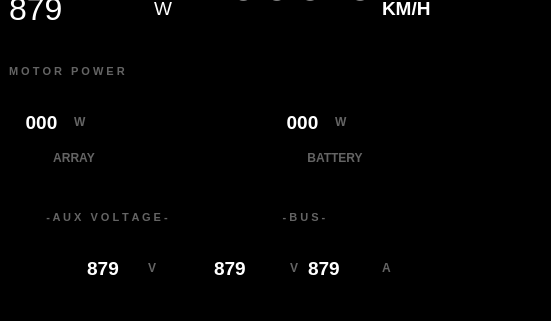
First picture: the form in src/ViewLayer/RaceModeDisplay/RaceModeDashboardUI.ui, repository UCSolarCarTeam/Epsilon-Dashboard, before the edit; both pictures show x 0 to 551 and y 159 to 480 of the 800 by 480 pixel window.
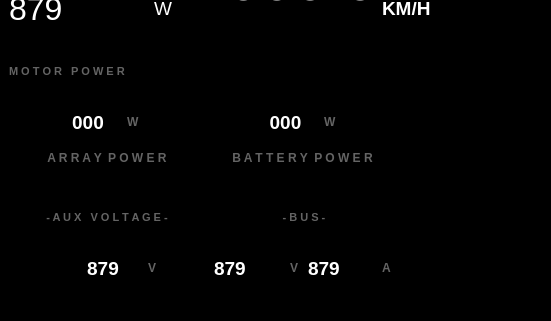
Second picture: the form after the edit. Icons and pictures are not drawn.

```diff
--- a/src/ViewLayer/RaceModeDisplay/RaceModeDashboardUI.ui
+++ b/src/ViewLayer/RaceModeDisplay/RaceModeDashboardUI.ui
@@ -1967,6 +1967,30 @@
                 <number>0</number>
                </property>
                <item>
+                <widget class="QWidget" name="powerOutWidget" native="true">
+                 <property name="font">
+                  <font>
+                   <weight>75</weight>
+                   <bold>true</bold>
+                  </font>
+                 </property>
+                 <layout class="QVBoxLayout" name="verticalLayout_6">
+                  <property name="spacing">
+                   <number>10</number>
+                  </property>
+                  <property name="leftMargin">
+                   <number>0</number>
+                  </property>
+                  <property name="topMargin">
+                   <number>0</number>
+                  </property>
+                  <property name="rightMargin">
+                   <number>0</number>
+                  </property>
+                  <property name="bottomMargin">
+                   <number>0</number>
+                  </property>
+                  <item>
                 <widget class="QWidget" name="powerInWidget" native="true">
                  <property name="font">
                   <font>
@@ -2015,7 +2039,23 @@
                       <number>0</number>
                      </property>
                      <item>
-                      <widget class="QLabel" name="powerInLabel">
+                         <spacer name="horizontalSpacer_4">
+                          <property name="orientation">
+                           <enum>Qt::Horizontal</enum>
+                          </property>
+                          <property name="sizeType">
+                           <enum>QSizePolicy::Fixed</enum>
+                          </property>
+                          <property name="sizeHint" stdset="0">
+                           <size>
+                            <width>40</width>
+                            <height>20</height>
+                           </size>
+                          </property>
+                         </spacer>
+                        </item>
+                        <item>
+                         <widget class="QLabel" name="arrayPowerLabel">
                        <property name="font">
                         <font>
                          <pointsize>14</pointsize>
@@ -2068,7 +2108,7 @@
                      <string notr="true">color: rgb(100,100,100);</string>
                     </property>
                     <property name="text">
-                     <string>ARRAY</string>
+                        <string>A R R A Y  P O W E R</string>
                     </property>
                     <property name="alignment">
                      <set>Qt::AlignCenter</set>
@@ -2100,79 +2140,6 @@
                  </layout>
                 </widget>
                </item>
-               <item>
-                <widget class="QWidget" name="powerOutWidget" native="true">
-                 <property name="font">
-                  <font>
-                   <weight>75</weight>
-                   <bold>true</bold>
-                  </font>
-                 </property>
-                 <layout class="QVBoxLayout" name="verticalLayout_6">
-                  <property name="spacing">
-                   <number>10</number>
-                  </property>
-                  <property name="leftMargin">
-                   <number>0</number>
-                  </property>
-                  <property name="topMargin">
-                   <number>0</number>
-                  </property>
-                  <property name="rightMargin">
-                   <number>0</number>
-                  </property>
-                  <property name="bottomMargin">
-                   <number>0</number>
-                  </property>
-                  <item>
-                   <widget class="QWidget" name="powerOutDataWidget" native="true">
-                    <property name="font">
-                     <font>
-                      <weight>75</weight>
-                      <bold>true</bold>
-                     </font>
-                    </property>
-                    <layout class="QHBoxLayout" name="horizontalLayout_6">
-                     <property name="spacing">
-                      <number>0</number>
-                     </property>
-                     <property name="leftMargin">
-                      <number>0</number>
-                     </property>
-                     <property name="topMargin">
-                      <number>0</number>
-                     </property>
-                     <property name="rightMargin">
-                      <number>0</number>
-                     </property>
-                     <property name="bottomMargin">
-                      <number>0</number>
-                     </property>
-                    </layout>
-                   </widget>
-                  </item>
-                  <item>
-                   <spacer name="verticalSpacer_3">
-                    <property name="font">
-                     <font>
-                      <weight>75</weight>
-                      <bold>true</bold>
-                     </font>
-                    </property>
-                    <property name="orientation">
-                     <enum>Qt::Vertical</enum>
-                    </property>
-                    <property name="sizeType">
-                     <enum>QSizePolicy::Minimum</enum>
-                    </property>
-                    <property name="sizeHint" stdset="0">
-                     <size>
-                      <width>20</width>
-                      <height>40</height>
-                     </size>
-                    </property>
-                   </spacer>
-                  </item>
                  </layout>
                 </widget>
                </item>
@@ -2225,7 +2192,23 @@
                       <number>0</number>
                      </property>
                      <item>
-                      <widget class="QLabel" name="netPowerLabel">
+                      <spacer name="horizontalSpacer_3">
+                       <property name="orientation">
+                        <enum>Qt::Horizontal</enum>
+                       </property>
+                       <property name="sizeType">
+                        <enum>QSizePolicy::Fixed</enum>
+                       </property>
+                       <property name="sizeHint" stdset="0">
+                        <size>
+                         <width>42</width>
+                         <height>10</height>
+                        </size>
+                       </property>
+                      </spacer>
+                     </item>
+                     <item>
+                      <widget class="QLabel" name="batteryPowerLabel">
                        <property name="font">
                         <font>
                          <pointsize>14</pointsize>
@@ -2278,7 +2261,7 @@
                      <string notr="true">color: rgb(100,100,100);</string>
                     </property>
                     <property name="text">
-                     <string>BATTERY</string>
+                     <string>B A T T E R Y  P O W E R</string>
                     </property>
                     <property name="alignment">
                      <set>Qt::AlignCenter</set>
```
Left out of the diff: 1 changed line with no effect on the pictures. Lines whose indentation alone changed are shown as unchanged.
